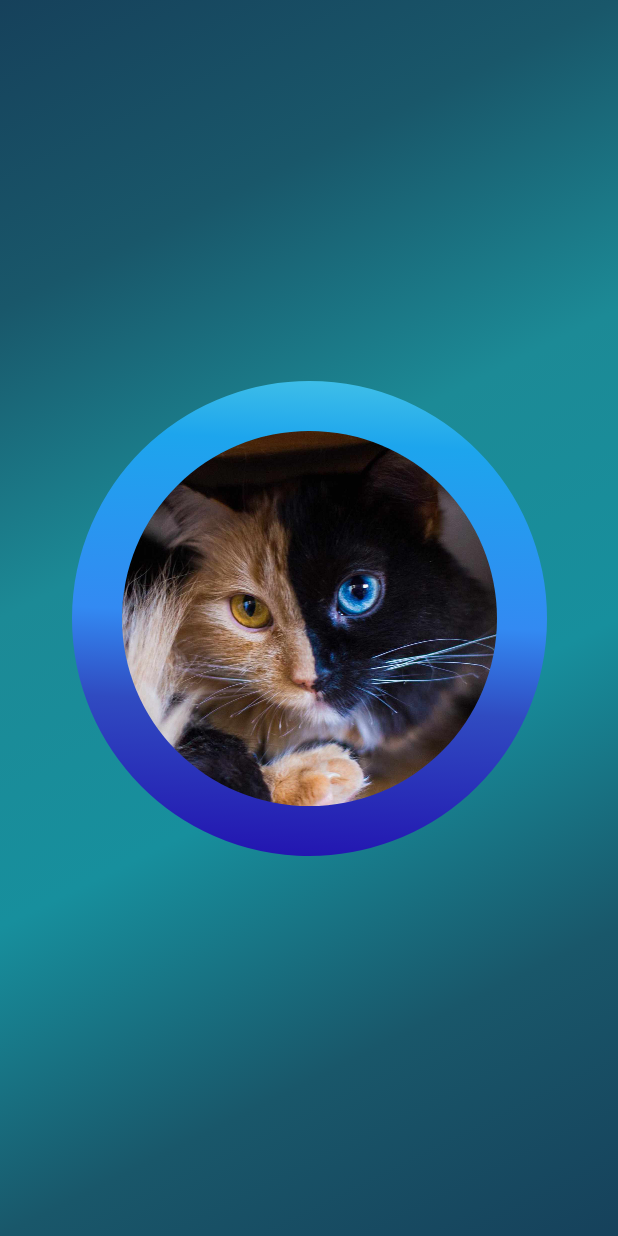
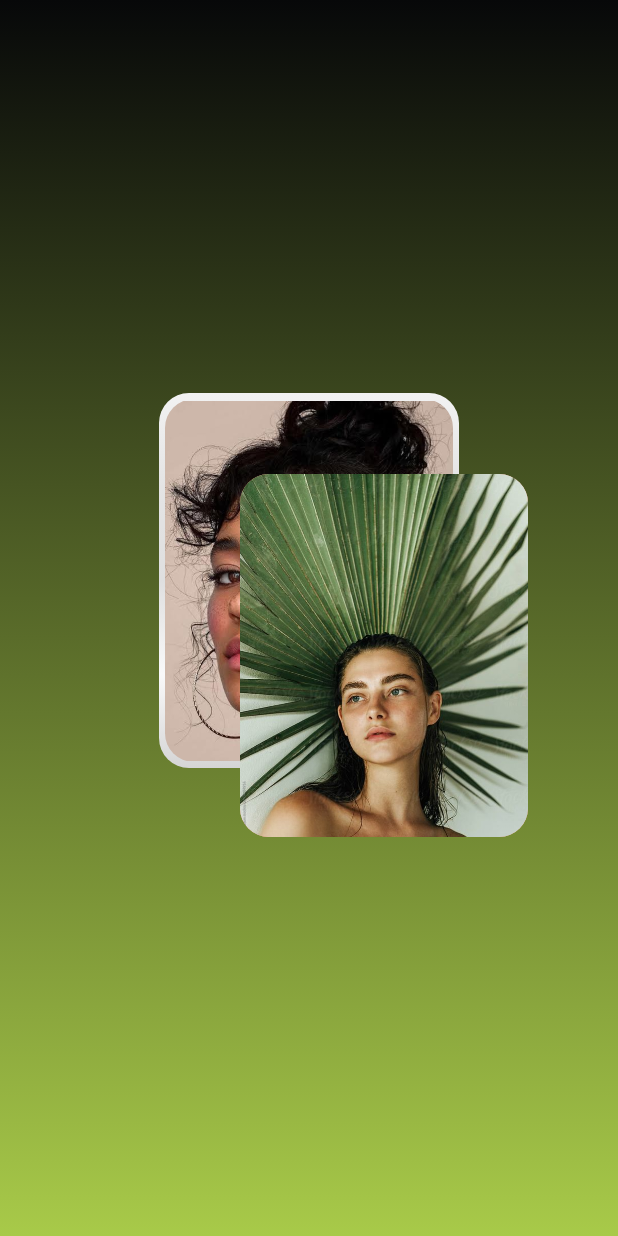
Before and after one commit to lightScout/lightlabs, an Android app built with Jetpack Compose: the screen it shows after launch (MainActivity), on a phone screen of 412 x 824 dp. Run offline under Robolectric (Android 15) with nearby library versions, the phone set to English and light mode, and no system bars; our stand-ins replace constraintlayout-compose.

Commit message:
add ImageBorderAnimation.kt

```diff
--- a/app/src/main/java/com/lightscout/lightlabs/MainActivity.kt
+++ b/app/src/main/java/com/lightscout/lightlabs/MainActivity.kt
@@ -3,7 +3,7 @@ package com.lightscout.lightlabs
 import android.os.Bundle
 import androidx.activity.ComponentActivity
 import androidx.activity.compose.setContent
-import com.lightscout.lightlabs.compose.animaiton.ImageBorderAnimation
+import com.lightscout.lightlabs.compose.ui.FloatingShelves
 import com.lightscout.lightlabs.ui.theme.LightLabsTheme
 
 class MainActivity : ComponentActivity() {
@@ -12,7 +12,7 @@ class MainActivity : ComponentActivity() {
         setContent {
             LightLabsTheme {
                 // A surface container using the 'background' color from the theme
-                ImageBorderAnimation()
+                FloatingShelves()
             }
         }
     }
--- /dev/null
+++ b/app/src/main/java/com/lightscout/lightlabs/compose/ui/FloatingShelves.kt
@@ -0,0 +1,208 @@
+package com.lightscout.lightlabs.compose.ui
+
+import androidx.compose.animation.core.EaseIn
+import androidx.compose.animation.core.animateFloat
+import androidx.compose.animation.core.animateInt
+import androidx.compose.animation.core.tween
+import androidx.compose.animation.core.updateTransition
+import androidx.compose.foundation.Image
+import androidx.compose.foundation.background
+import androidx.compose.foundation.clickable
+import androidx.compose.foundation.interaction.MutableInteractionSource
+import androidx.compose.foundation.layout.Box
+import androidx.compose.foundation.layout.fillMaxSize
+import androidx.compose.foundation.layout.offset
+import androidx.compose.foundation.layout.padding
+import androidx.compose.foundation.layout.size
+import androidx.compose.foundation.shape.RoundedCornerShape
+import androidx.compose.material.ripple.rememberRipple
+import androidx.compose.material3.Card
+import androidx.compose.material3.CardDefaults
+import androidx.compose.runtime.Composable
+import androidx.compose.runtime.getValue
+import androidx.compose.runtime.mutableStateOf
+import androidx.compose.runtime.remember
+import androidx.compose.runtime.setValue
+import androidx.compose.ui.Alignment
+import androidx.compose.ui.Modifier
+import androidx.compose.ui.draw.alpha
+import androidx.compose.ui.draw.clip
+import androidx.compose.ui.graphics.Brush
+import androidx.compose.ui.graphics.Color
+import androidx.compose.ui.layout.ContentScale
+import androidx.compose.ui.res.painterResource
+import androidx.compose.ui.tooling.preview.Preview
+import androidx.compose.ui.unit.DpSize
+import androidx.compose.ui.unit.dp
+import androidx.constraintlayout.compose.ConstraintLayout
+import com.lightscout.lightlabs.R
+
+@Preview
+@Composable
+fun FloatingShelves() {
+    Box(
+        modifier = Modifier
+            .fillMaxSize()
+            .background(Brush.verticalGradient(
+                colors = listOf(
+                    Color(0xFF070809),
+                    Color(0xFFA8CA49),
+                )
+            )), contentAlignment = Alignment.Center
+    ) {
+        var starPosition by remember {
+            mutableStateOf(true)
+        }
+
+        val transition = updateTransition(targetState = starPosition, label = "shelfTransition")
+
+        val alphaFront = transition.animateFloat(
+            transitionSpec = { tween(400, easing = EaseIn) },
+            label = "alphaFront"
+        ) { if (it) 1f else 0f }
+
+        val xDpFront = transition.animateInt(
+            transitionSpec = { tween(300, easing = EaseIn) },
+            label = "xDpFront"
+        ) { if (it) 0 else 20 }
+
+        val alphaFront2 = transition.animateFloat(
+            transitionSpec = { tween(400, easing = EaseIn) },
+            label = "alphaFront"
+        ) { if (it) 0f else 1f }
+
+
+        Card(colors = CardDefaults.cardColors(containerColor = Color.Transparent)) {
+            ConstraintLayout(
+                modifier = Modifier
+                    .size(300.dp, 300.dp)
+                    .clickable(
+                        interactionSource = MutableInteractionSource(),
+                        indication = rememberRipple(
+                            bounded = false,
+                            radius = 50.dp,
+                            color = Color.White
+                        )
+                    ) {
+                        starPosition = !starPosition
+                    }
+            ) {
+                val (back, front) = createRefs()
+                if (!starPosition) {
+                    Shelf(
+                        modifier = Modifier
+                            .constrainAs(front) {
+                                end.linkTo(parent.end)
+                                bottom.linkTo(parent.bottom)
+
+                            }
+                            .alpha(alphaFront2.value),
+                        DpSize(200.dp, 250.dp)
+                    )
+                    ShelfBack(
+                        modifier = Modifier
+                            .constrainAs(back) {
+                                top.linkTo(parent.top)
+                                start.linkTo(parent.start)
+                                end.linkTo(parent.end)
+                            }
+                            .size(200.dp, 250.dp))
+
+
+                } else {
+
+                    // ShelfBack always at the back
+                    ShelfBack(
+                        modifier = Modifier
+                            .constrainAs(back) {
+                                top.linkTo(parent.top)
+                                start.linkTo(parent.start)
+                                end.linkTo(parent.end)
+                            }
+                            .size(200.dp, 250.dp)
+                    )
+
+                    // Shelf always at the front but gets temporarily hidden
+                    Shelf(
+                        modifier = Modifier
+                            .constrainAs(front) {
+                                end.linkTo(parent.end)
+                                bottom.linkTo(parent.bottom)
+                            }
+                            .alpha(alphaFront.value)
+                            .offset(xDpFront.value.dp, 0.dp)
+                            ,
+                        size = DpSize(200.dp, 250.dp)
+                    )
+                }
+            }
+        }
+    }
+}
+
+@Composable
+fun ShelfBack(modifier: Modifier) {
+    Card(
+        modifier = modifier,
+        shape = RoundedCornerShape(10),
+        colors = CardDefaults.cardColors(
+            containerColor = Color.Transparent,
+        )
+    ) {
+        val brush = Brush.verticalGradient(
+            colors = listOf(
+                Color(0xFFF2F2F2),
+                Color(0xFFE4E4E4),
+                Color(0xFFDFDFDF),
+                Color(0xFFF9F9F9),
+                Color(0xFFD5D5D5),
+            )
+        )
+
+        Box(modifier = Modifier.background(brush)) {
+
+            Card(
+                modifier = Modifier
+                    .fillMaxSize()
+                    .padding(4.dp), shape = RoundedCornerShape(10),
+                colors = CardDefaults.cardColors(
+                    containerColor = Color.Transparent,
+                )
+            ) {
+                Image(
+                    painter = painterResource(R.drawable.image_01),
+                    contentDescription = "A young woman",
+                    modifier = Modifier
+                        .fillMaxSize()
+                )
+            }
+
+
+        }
+    }
+}
+
+@Composable
+fun Shelf(modifier: Modifier, size: DpSize = DpSize(125.dp, 125.dp)) {
+
+    Card(
+        modifier = modifier
+            .clip(RoundedCornerShape(10))
+            .size(size)
+            .padding(4.dp), colors = CardDefaults.cardColors(
+            containerColor = Color(0xFFF3A590)
+        ), shape = RoundedCornerShape(10)
+    ) {
+
+        Box(contentAlignment = Alignment.Center, modifier = Modifier.fillMaxSize()) {
+            Image(
+                painter = painterResource(id = R.drawable.image_02),
+                contentDescription = "",
+                modifier = Modifier.fillMaxSize(),
+                contentScale = ContentScale.Crop
+            )
+        }
+
+    }
+
+}
```
Also changed, not shown: app/src/main/res/drawable/image_02.jpg (added).
